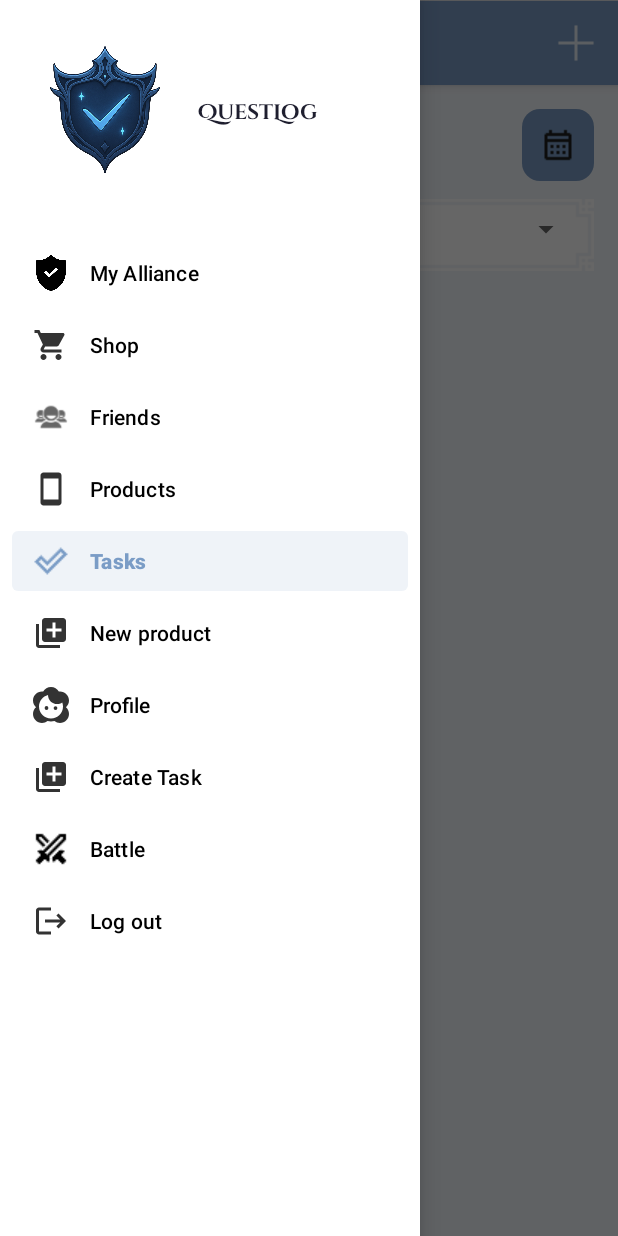
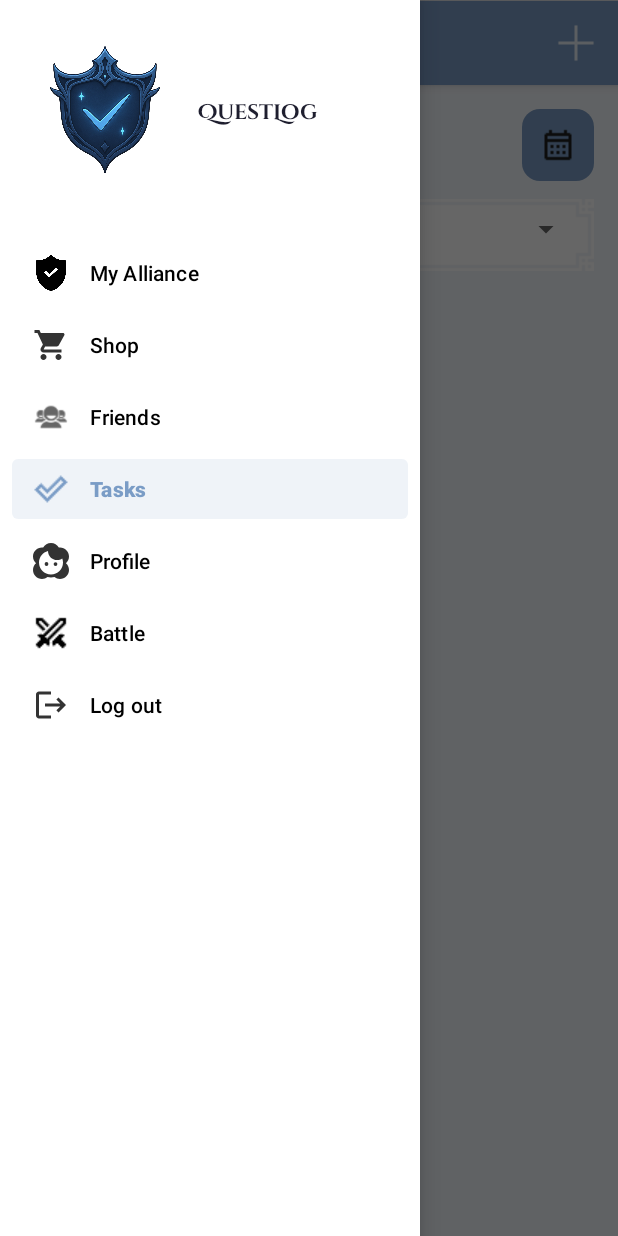
Before and after one commit to bteodora/e2-ma-tim04-2025, an Android app: the screen it shows after launch once a user with an empty profile is signed in (HomeActivity), with the side drawer open, on a phone screen of 412 x 824 dp. Run offline under Robolectric (Android 15) with nearby library versions, the phone set to English and light mode, and no system bars; our stand-ins replace Firebase (no records; nobody signed in at launch, a user with empty details on screens opened directly), navigation-ui.

Commit message:
Update nav_menu.xml

```diff
--- a/app/src/main/res/menu/nav_menu.xml
+++ b/app/src/main/res/menu/nav_menu.xml
@@ -4,15 +4,6 @@
     tools:showIn="navigation_view">
 
     <group android:checkableBehavior="single">
-        <item android:id="@+id/nav_products"
-            android:title="@string/products"
-            android:icon="@drawable/ic_product"
-            android:orderInCategory="100" />
-
-        <item android:id="@+id/nav_new"
-            android:title="@string/new_product"
-            android:icon="@drawable/ic_new"
-            android:orderInCategory="200"/>
 
         <item android:id="@+id/myProfileFragment"
             android:title="Profile"
@@ -40,11 +31,6 @@
             android:orderInCategory="100" />
 
         <item
-            android:id="@+id/nav_create_task"
-            android:title="Create Task"
-            android:icon="@drawable/ic_new"
-            android:orderInCategory="400"/>
-        <item
             android:id="@+id/nav_battle"
             android:title="Battle"
             android:icon="@drawable/ic_battle"
```
